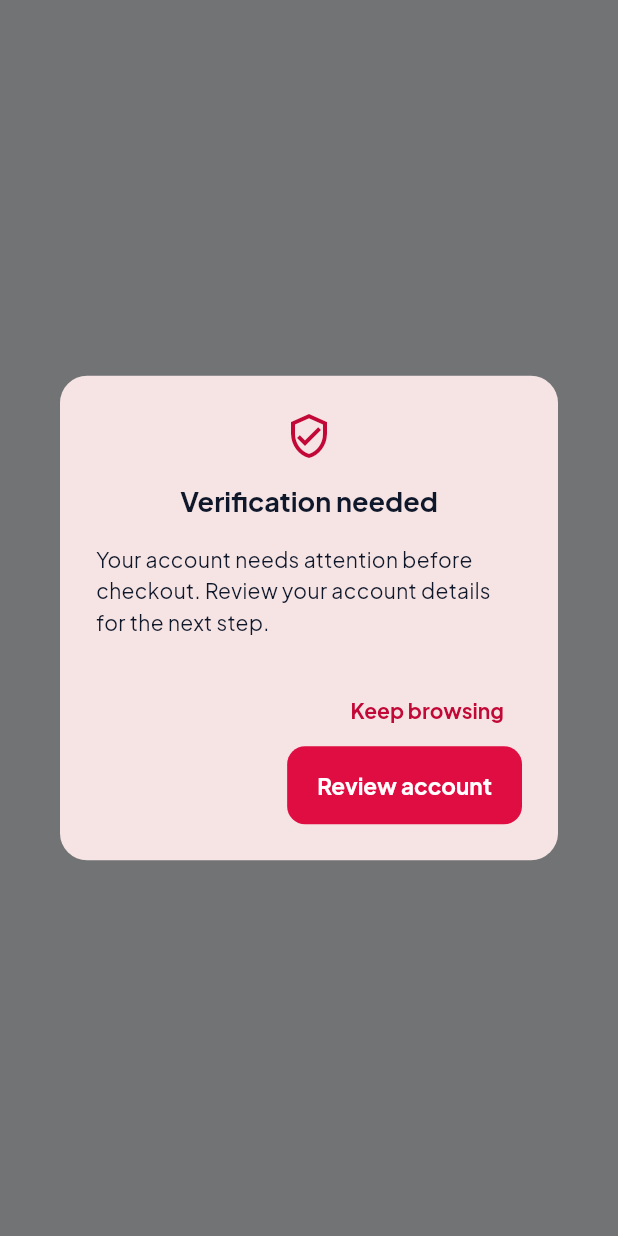
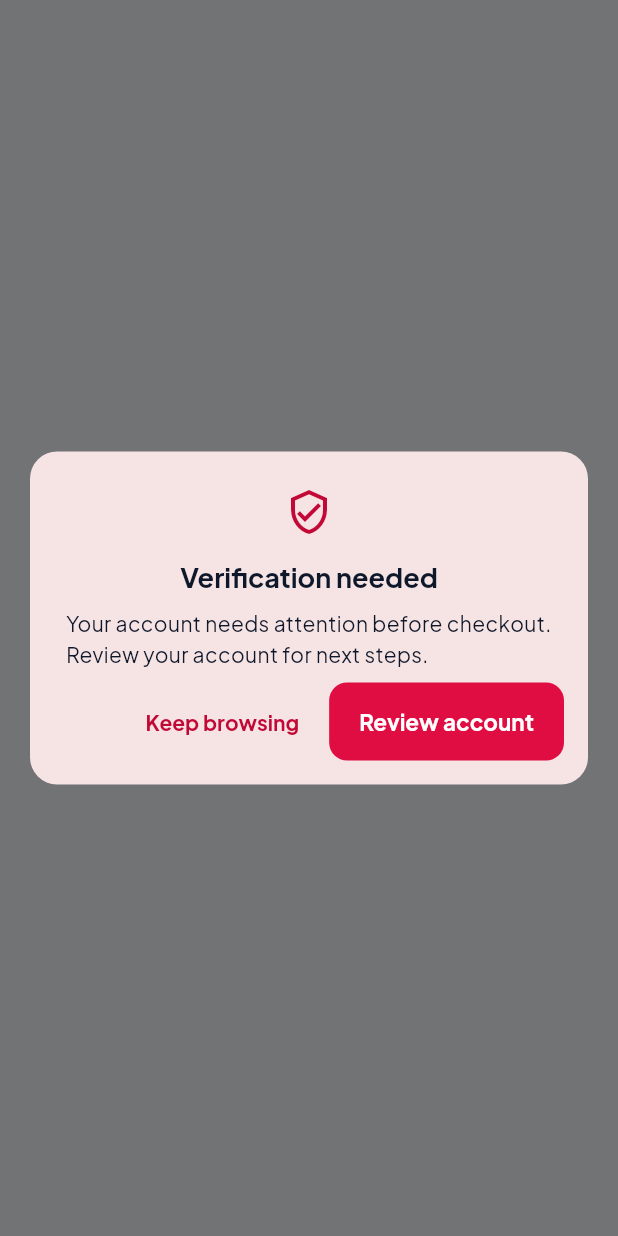
Before and after one commit to Auvryy/BagooPH-buyer-mobile, a Flutter app: what showBuyerVerificationPrompt() shows on an empty page, opened directly with empty values, on a phone screen of 412 x 824 dp. Run offline on Flutter 3.47's test engine with Material 3 defaults, Android fonts, the phone set to English and light mode, and no system bars; our stand-ins replace app_links, barcode_widget, flutter_secure_storage, geolocator, google_sign_in, share_plus; missing offline and left inert: file_selector, pdfrx; accounts and stored records are empty.

Commit message:
fix: keep verification guidance readable at large text
Dismiss keyboard focus and make the verification dialog scrollable with a compact layout and concise status guidance, so buyers can read the explanation and reach the account action on constrained screens.

Six verification cases and 52 responsive synthetic layouts passed with one worker. Phone and enlarged-landscape dialog renders were inspected and focused analysis was clean. The Android APK needs rebuilding and physical-device review remains open.

```diff
--- a/lib/core/verification_prompt.dart
+++ b/lib/core/verification_prompt.dart
@@ -9,21 +9,35 @@ Future<bool> showBuyerVerificationPrompt(
 ) async {
   final status = user['kyc_status'];
   final message = status == 'pending_approval'
-      ? 'Your identity information is awaiting review. You can check its status in your account.'
+      ? 'Your ID is awaiting review. Check its status in your account.'
       : user['status'] != 'active' && user['status'] != 'pending_approval'
-      ? 'Your account needs attention before checkout. Review your account details for the next step.'
-      : 'Complete your identity verification before checkout. You can review your information and submit a valid ID from your account.';
+      ? 'Your account needs attention before checkout. Review your account for next steps.'
+      : 'Verify your identity before checkout. Review your account and submit a valid ID.';
+  FocusManager.instance.primaryFocus?.unfocus();
   return await showDialog<bool>(
         context: context,
-        builder: (context) => AlertDialog(
+        builder: (context) {
+          final media = MediaQuery.of(context);
+          final compact = media.size.height - media.viewInsets.bottom < 360;
+          return AlertDialog(
+            scrollable: true,
+            insetPadding: const EdgeInsets.symmetric(
+              horizontal: 20,
+              vertical: 16,
+            ),
             shape: RoundedRectangleBorder(
               borderRadius: BorderRadius.circular(18),
             ),
-          icon: const Icon(
+            icon: compact
+                ? null
+                : const Icon(
                     Icons.verified_user_outlined,
                     color: BagooTheme.strong,
                     size: 32,
                   ),
+            titlePadding: EdgeInsets.fromLTRB(24, compact ? 16 : 0, 24, 0),
+            contentPadding: const EdgeInsets.fromLTRB(24, 8, 24, 8),
+            actionsPadding: EdgeInsets.fromLTRB(16, 0, 16, compact ? 8 : 16),
             title: const Text(
               'Verification needed',
               style: TextStyle(fontSize: 18, fontWeight: FontWeight.w700),
@@ -42,7 +56,8 @@ Future<bool> showBuyerVerificationPrompt(
                 child: const Text('Review account'),
               ),
             ],
-        ),
+          );
+        },
       ) ??
       false;
 }
```
Also changed, not shown: 3 other files. Lines whose indentation alone changed are shown as unchanged.
